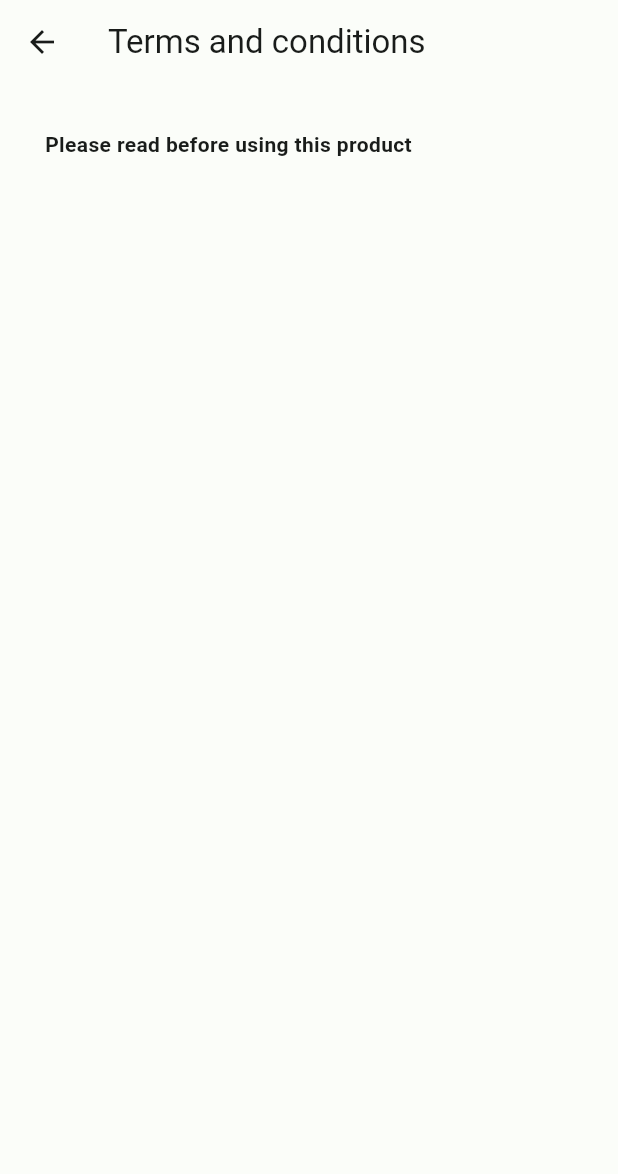
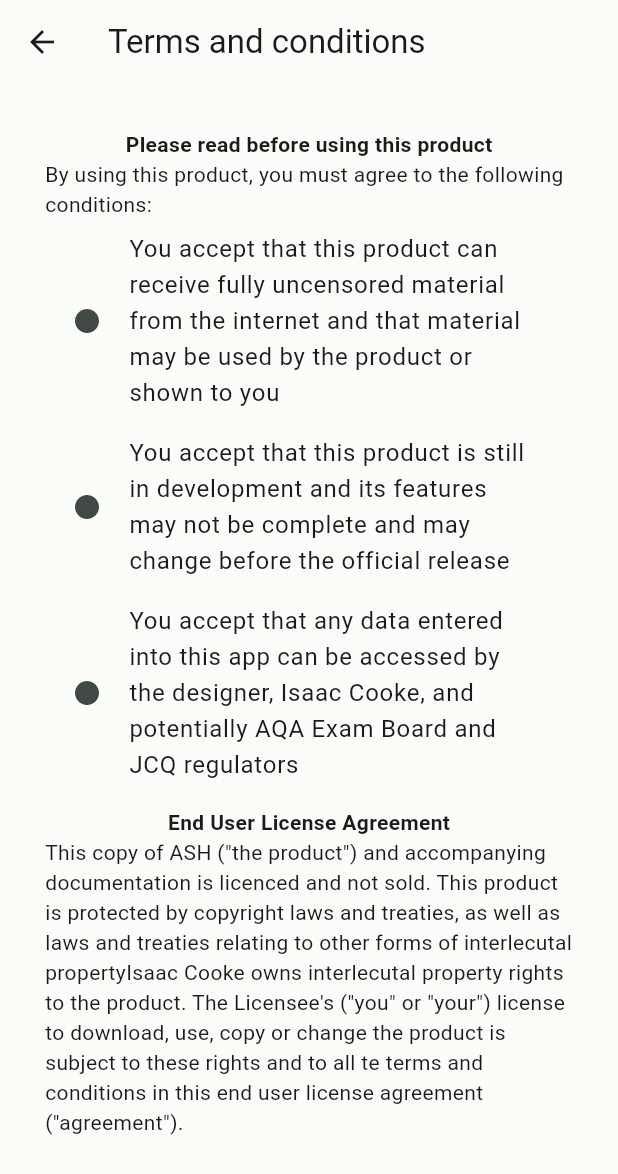
Before and after one commit to IsaacCooke/Ash, a Flutter app: the TermsAndConditions screen opened directly, on a phone screen of 412 x 824 dp. Shown: the top 1174 px of the screen. Run offline on Flutter 3.47's test engine with Material 2 defaults, Android fonts, the light colour scheme and no system bars; accounts and stored records are empty; generated files the repository leaves out were written again.

Commit message:
Made T&C and EULA

```diff
--- a/client/lib/widgets/terms_and_conditions.dart
+++ b/client/lib/widgets/terms_and_conditions.dart
@@ -16,13 +16,39 @@
       body: Padding(
         padding: const EdgeInsets.all(30),
         child: Column(
-          children: const <Widget>[
-            Text(
+          children: <Widget>[
+            const Text(
               "Please read before using this product",
               style: titleStyle,
             ),
-            Text(
-              ""
+            const Text(
+              "By using this product, you must agree to the following conditions:"
+            ),
+            const ListTile(
+              leading: Icon(Icons.fiber_manual_record),
+              title: Text("You accept that this product can receive fully uncensored material from the internet and that material may be used by the product or shown to you")
+            ),
+            const ListTile(
+              leading: Icon(Icons.fiber_manual_record),
+              title: Text("You accept that this product is still in development and its features may not be complete and may change before the official release"),
+            ),
+            const ListTile(
+              leading: Icon(Icons.fiber_manual_record),
+              title: Text("You accept that any data entered into this app can be accessed by the designer, Isaac Cooke, and potentially AQA Exam Board and JCQ regulators"),
+            ),
+            Padding(
+              padding: const EdgeInsets.symmetric(vertical: 8.0),
+              child: Column(
+                children: const <Widget>[
+                  Text(
+                    "End User License Agreement",
+                    style: titleStyle,
+                  ),
+                  Text("This copy of ASH (\"the product\") and accompanying documentation is licenced and not sold. This product is protected by copyright laws and treaties, as well as laws and treaties relating to other forms of interlecutal property" +
+                  "Isaac Cooke owns interlecutal property rights to the product. The Licensee's (\"you\" or \"your\") license to download, use, copy or change the product is subject to these rights and to all te terms and conditions in this end user license agreement (\"agreement\")."
+                  ),
+                ],
+              ),
             )
           ],
         ),
```
